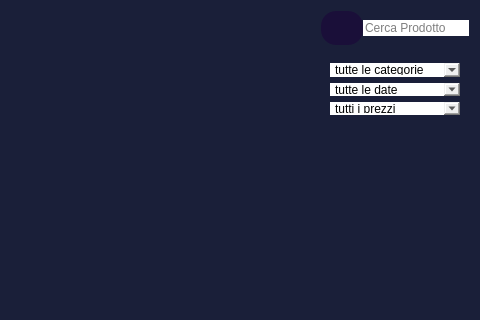
Old version of the form NegozioDelUsatoPython/MVC/View/AdminButtonsViews/prodottiView.ui in the repository LeonUrsu/NegozioDellUsato-ExamIS; both pictures show x 420 to 900 and y 0 to 320 of the 900 by 600 pixel window.
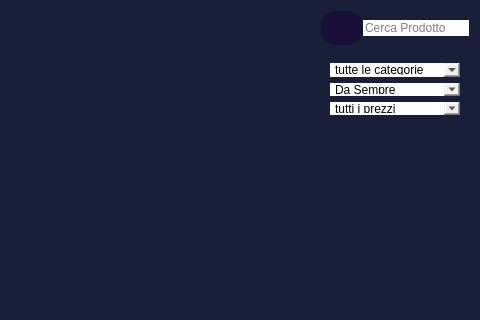
New version of the form. Icons and pictures are not drawn.

```diff
--- a/NegozioDelUsatoPython/MVC/View/AdminButtonsViews/prodottiView.ui
+++ b/NegozioDelUsatoPython/MVC/View/AdminButtonsViews/prodottiView.ui
@@ -281,7 +281,7 @@
                  </property>
                  <item>
                   <property name="text">
-                   <string>tutte le date</string>
+                   <string>Da Sempre</string>
                   </property>
                  </item>
                  <item>
```
